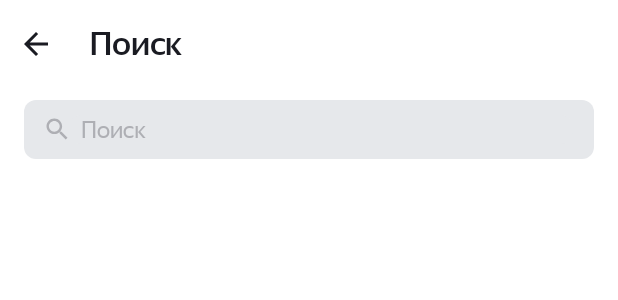
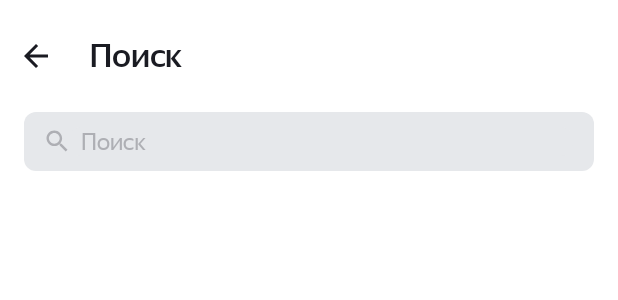
Before and after one commit to AmI2077/PlaylistMaker, an Android app: the layout activity_search.xml on its own in the app's theme, with its tools: preview values and no code run, on a phone screen of 412 x 824 dp. Shown: the top 300 px of the screen. Run offline under Robolectric (Android 15) with nearby library versions, the phone set to English and light mode, and no system bars.

Commit message:
9 sprint fix

```diff
--- a/app/src/main/java/com/example/playlistmaker/SettingsActivity.kt
+++ b/app/src/main/java/com/example/playlistmaker/SettingsActivity.kt
@@ -59,7 +59,7 @@ class SettingsActivity : AppCompatActivity() {
         val mailSubject = this.getString(R.string.email_subject)
         val intent = Intent(Intent.ACTION_SENDTO)
         intent.data = "mailto:".toUri()
-        intent.putExtra(Intent.EXTRA_EMAIL, emailAddress)
+        intent.putExtra(Intent.EXTRA_EMAIL, arrayOf(emailAddress))
         intent.putExtra(Intent.EXTRA_SUBJECT, mailSubject)
         intent.putExtra(Intent.EXTRA_TEXT, message)
         startActivity(intent)
--- /dev/null
+++ b/app/src/main/res/drawable-night/ic_clear_search_16.xml
@@ -0,0 +1,9 @@
+<vector xmlns:android="http://schemas.android.com/apk/res/android"
+    android:width="16dp"
+    android:height="16dp"
+    android:viewportWidth="16"
+    android:viewportHeight="16">
+  <path
+      android:pathData="M14,3.209L12.791,2L8,6.791L3.209,2L2,3.209L6.791,8L2,12.791L3.209,14L8,9.209L12.791,14L14,12.791L9.209,8L14,3.209Z"
+      android:fillColor="@color/yp_black"/>
+</vector>
--- a/app/src/main/res/layout/activity_search.xml
+++ b/app/src/main/res/layout/activity_search.xml
@@ -7,7 +7,9 @@
     android:orientation="vertical"
     android:layout_width="match_parent"
     android:layout_height="match_parent"
-    android:padding="@dimen/padding_16"
+    android:paddingStart="@dimen/padding_16"
+    android:paddingEnd="@dimen/padding_16"
+    android:paddingTop="24dp"
     tools:context=".SearchActivity">
 
 <!--в фигме просто заголовок, но в уроке сказано,
```
Also changed, not shown: app/src/main/java/com/example/playlistmaker/SearchActivity.kt (+16 -28 lines).
